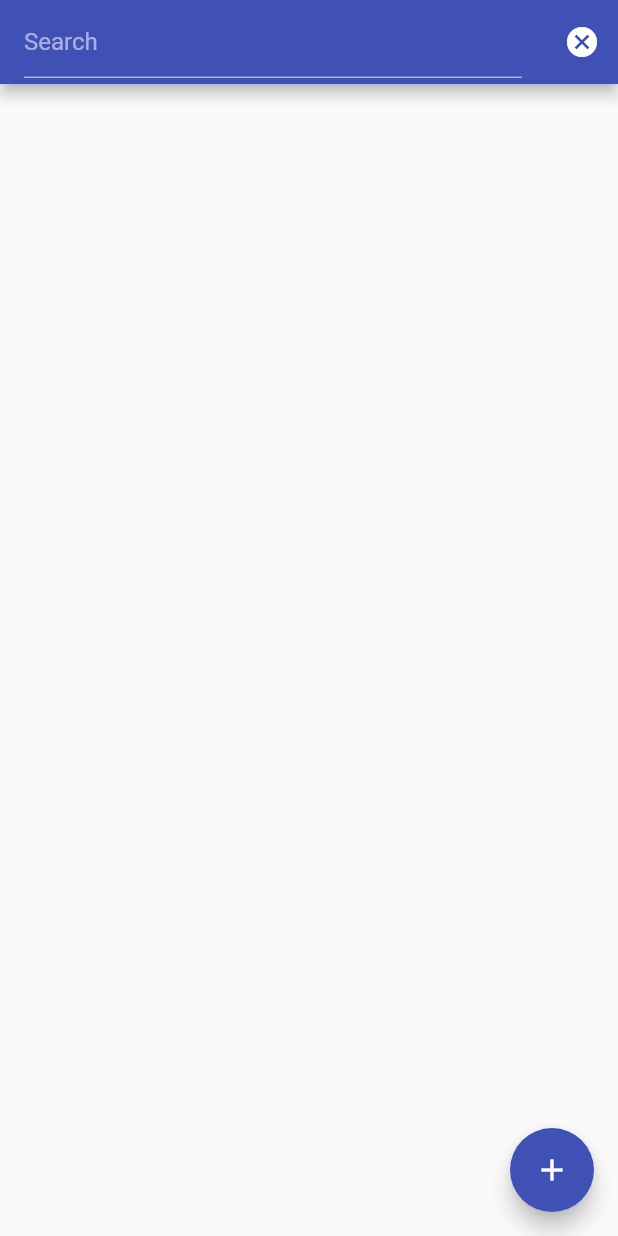
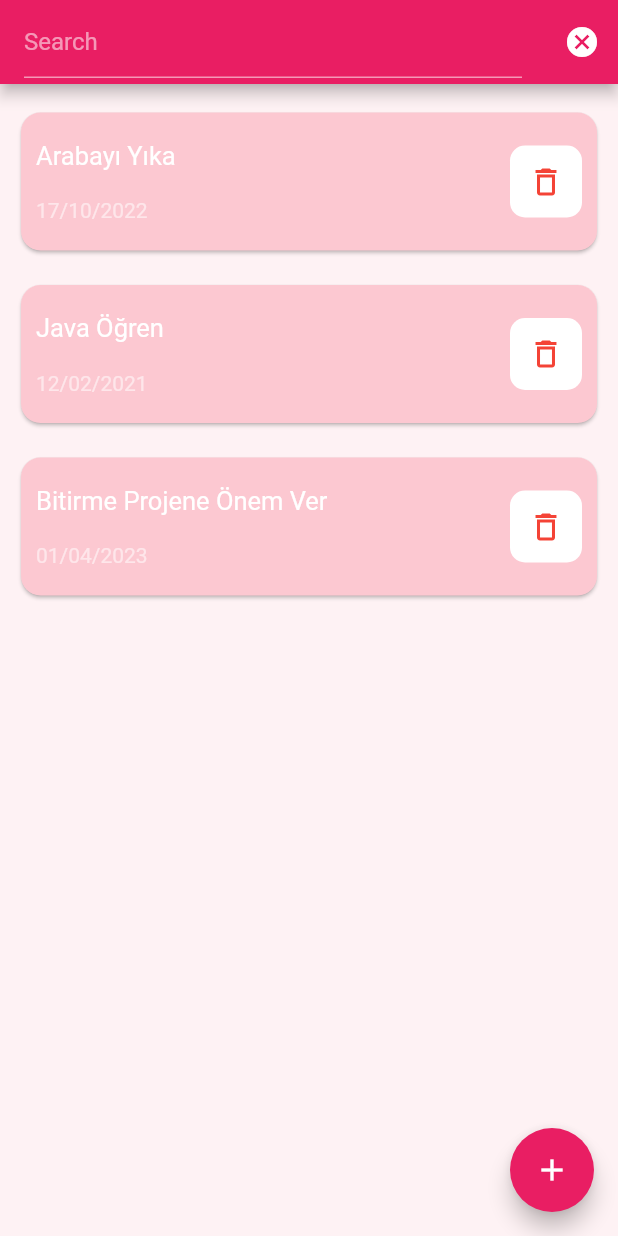
Before and after one commit to davutkarakus/Flutter_Bloc_SQLite, a Flutter app: the screen it shows after launch, after a tap on the "search" icon, on a phone screen of 412 x 824 dp. Run offline on Flutter 3.47's test engine with Material 2 defaults, Android fonts, the phone set to English and light mode, and no system bars; our stand-ins replace flutter_bloc.

Commit message:
Listview added

```diff
--- /dev/null
+++ b/lib/constant/colors.dart
@@ -0,0 +1,8 @@
+
+import 'package:flutter/material.dart';
+
+const Color pColor=Color(0xFFD14D72);
+const Color cardColor=Color(0xFFFCC8D1);
+const Color bgColor=Color(0xFFFEF2F4);
+const Color tdGrey=Color(0xFF717171);
+const Color tdBGColor=Color(0xFFEEEFf5);
--- a/lib/main.dart
+++ b/lib/main.dart
@@ -1,5 +1,6 @@
 import 'package:flutter/material.dart';
 import 'package:flutter_bloc/flutter_bloc.dart';
+import 'package:todo_flutter_bloc_sqlite/constant/colors.dart';
 import 'package:todo_flutter_bloc_sqlite/cubit/AramaKontrolCubit.dart';
 import 'package:todo_flutter_bloc_sqlite/pages/AnaSayfa.dart';
 
@@ -20,7 +21,7 @@ class MyApp extends StatelessWidget {
         title: 'Flutter Demo',
         debugShowCheckedModeBanner: false,
         theme: ThemeData(
-          primarySwatch: Colors.indigo,
+          primarySwatch: Colors.pink,
         ),
         home: const AnaSayfa(),
       ),
--- a/lib/pages/AnaSayfa.dart
+++ b/lib/pages/AnaSayfa.dart
@@ -1,6 +1,7 @@
 
 import 'package:flutter/material.dart';
 import 'package:flutter_bloc/flutter_bloc.dart';
+import 'package:todo_flutter_bloc_sqlite/constant/colors.dart';
 import 'package:todo_flutter_bloc_sqlite/cubit/AramaKontrolCubit.dart';
 import 'package:todo_flutter_bloc_sqlite/entity/ToDos.dart';
 import 'package:todo_flutter_bloc_sqlite/pages/DetaySayfa.dart';
@@ -9,15 +10,30 @@ import 'package:todo_flutter_bloc_sqlite/pages/KayitSayfa.dart';
 class AnaSayfa extends StatelessWidget {
   const AnaSayfa({Key? key}) : super(key: key);
 
+  Future<List<ToDos>> showAllToDos() async {
+    var todosList = <ToDos>[];
+    var t1 = ToDos(toDoId: 1, toDoItem: "Arabayı Yıka", toDoDate: "17/10/2022");
+    var t2 = ToDos(toDoId: 2, toDoItem: "Java Öğren", toDoDate: "12/02/2021");
+    var t3 = ToDos(toDoId: 3, toDoItem: "Bitirme Projene Önem Ver", toDoDate: "01/04/2023");
+    todosList.add(t1);
+    todosList.add(t2);
+    todosList.add(t3);
+    return todosList;
+  }
   @override
   Widget build(BuildContext context) {
     bool aramaYapiliyorMu = false;
     return Scaffold(
+      backgroundColor: bgColor,
       appBar: AppBar(
         title: BlocBuilder<AramaKontrolCubit,bool>(
             builder: (context,kontrol) {
               return kontrol ?
-              const TextField(
+               TextField(
+                 style: TextStyle(color: Colors.white),
+                onChanged: (aramaSonucu){
+                  print("Arama sonucu : $aramaSonucu");
+                },
                 decoration: InputDecoration(
                   hintText: "Search",
                   hintStyle: TextStyle(color: Colors.white54),
@@ -25,6 +41,7 @@ class AnaSayfa extends StatelessWidget {
                     borderSide: BorderSide(color: Colors.white54)
                   )
                 ),
+
               ) :
               const Text("All ToDos");
             }
@@ -47,22 +64,67 @@ class AnaSayfa extends StatelessWidget {
                 );
               }
           ),
-
         ],
       ),
-      body: Center(
-        child: Column(
-          mainAxisAlignment: MainAxisAlignment.spaceEvenly,
-          children: [
-
-          ],
-        ),
+      body: FutureBuilder<List<ToDos>>(
+        future: showAllToDos(),
+        builder: (context,snapshot){
+          if (snapshot.hasData){
+            var todoList = snapshot.data;
+            return ListView.builder(
+                itemCount: todoList!.length,
+                itemBuilder: (context,indeks){
+                  var todo = todoList[indeks];
+                  return Padding(
+                    padding: const EdgeInsets.only(top: 15,left: 10,right: 10),
+                    child: SizedBox(
+                      height: 100,
+                      child: Card(
+                        shape: RoundedRectangleBorder(
+                          borderRadius: BorderRadius.circular(13)
+                        ),
+                        color: cardColor,
+                        child: Padding(
+                          padding: const EdgeInsets.only(left: 10,right: 10),
+                          child: Row(
+                            mainAxisAlignment: MainAxisAlignment.spaceBetween,
+                            children: [
+                              Column(
+                                mainAxisAlignment: MainAxisAlignment.spaceEvenly,
+                                crossAxisAlignment: CrossAxisAlignment.start,
+                                children: [
+                                  Text(todo.toDoItem,style: const TextStyle(fontSize: 17,color: Colors.white),),
+                                  Text(todo.toDoDate,style: const TextStyle(color: Colors.white54),),
+                                ],
+                              ),
+                              Container(
+                                decoration: const BoxDecoration(
+                                  color: Colors.white,
+                                  borderRadius: BorderRadius.all(Radius.circular(10))
+                                ),
+                                child: IconButton(
+                                    onPressed: (){
+                                      print("${todo.toDoItem} silindi");
+                                    },
+                                    icon: const Icon(Icons.delete_outline,color: Colors.red,)
+                                ),
+                              )
+                            ],
+                          ),
+                        ),
+                      ),
+                    ),
+                  );
+                }
+            );
+          }else {
+            return const Center();
+          }
+        },
       ),
       floatingActionButton: FloatingActionButton(
         onPressed: () {
           Navigator.push(context, MaterialPageRoute(builder: (context) => KayitSayfa()));
-        //  var todo = ToDos(toDoId: 1, toDoItem: "Arabayı Yıka", toDoDate: "17/10/2023");
-        //  Navigator.push(context, MaterialPageRoute(builder: (context) => DetaySayfa(todo: todo)));
         },
         child: const Icon(Icons.add),
       ),
```
